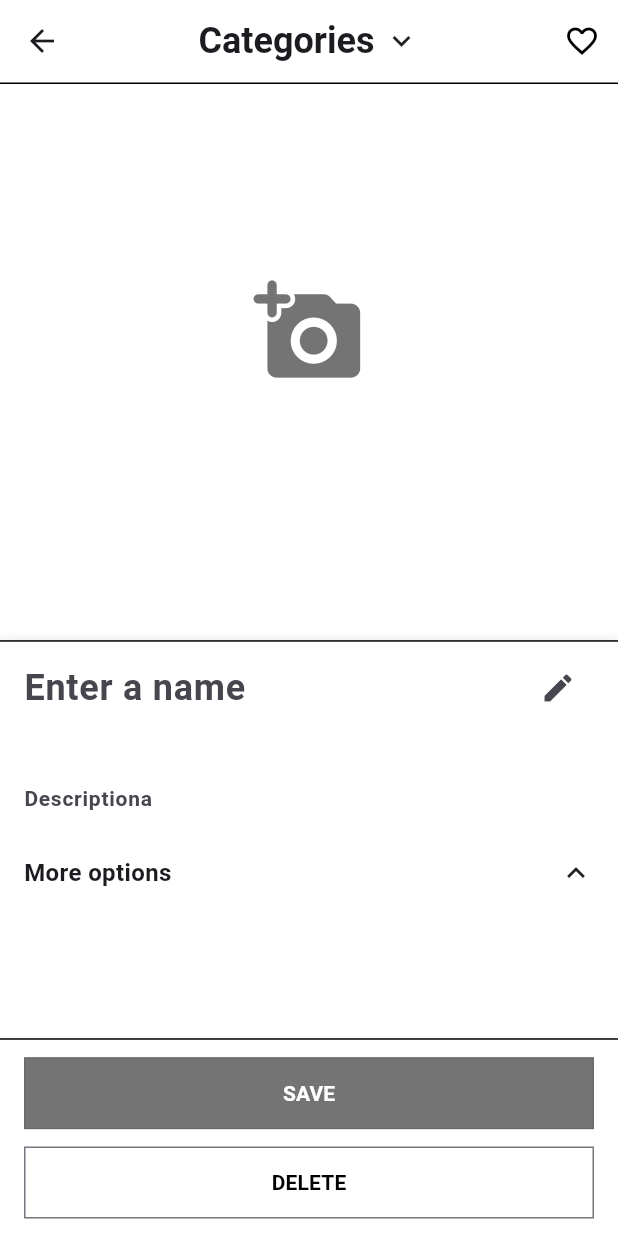
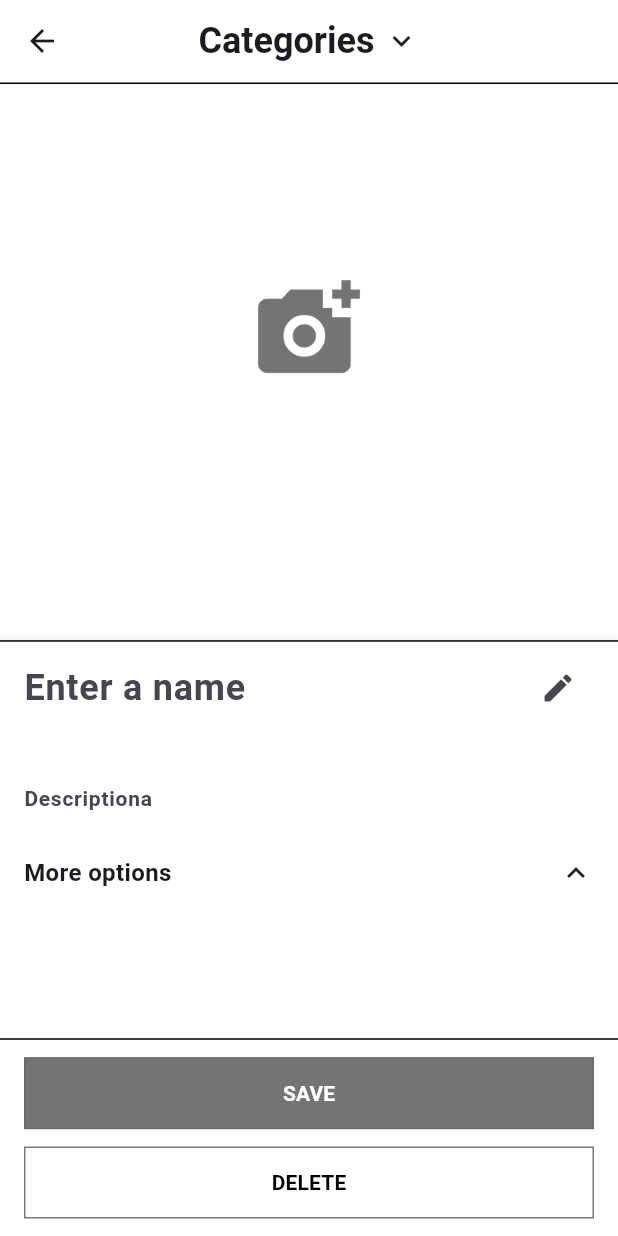
Before and after one commit to rustam2000-a11y/-a-hundred-things, a Flutter app: the screen it shows once a user with an empty profile is signed in, after a tap on "ADD THINGS", on a phone screen of 412 x 824 dp. Run offline on Flutter 3.47's test engine with Material 3 defaults, Android fonts, the phone set to English and light mode, and no system bars; our stand-ins replace bloc, cloud_firestore, easy_localization, equatable, firebase_auth, firebase_core and 9 more; missing offline and left inert: cropperx, google_ml_kit; accounts and stored records are empty; network calls fail.

Commit message:
refactor: update design in create new thing screen

```diff
--- a/lib/module/things/new_things/create_new_thing_screen.dart
+++ b/lib/module/things/new_things/create_new_thing_screen.dart
@@ -113,7 +113,8 @@ class _CreateNewThingScreenState extends State<CreateNewThingScreen> {
           appBar: NewCustomAppBar(
             showSearchIcon: false,
             showBackButton: false,
-            actionIcon: IconButton(
+            actionIcon: isEditMode
+                ? IconButton(
               icon: Icon(
                 _isFavorite ? Icons.favorite : Icons.favorite_border,
                 color: Colors.black,
@@ -133,16 +134,17 @@ class _CreateNewThingScreenState extends State<CreateNewThingScreen> {
                         .update({'favorites': _isFavorite});
                     await Future<void>.delayed(const Duration(milliseconds: 200));
 
-
                     Navigator.pop(context, true);
                   } catch (e) {
-                      print('Ошибка при обновлении favorites: $e');
+                    print('Error updating favorites: $e');
                   }
                 } else {
                   print('ERROR: existingDocId is null');
                 }
-                }
-            ),
+              },
+            )
+                : null,
+
             logo: WidgetDrawerContainer(
               typ: selectedType,
               onTap: () {
@@ -358,10 +360,13 @@ Widget _buildPlaceholder(double screenWidth) {
       color: Colors.white,
       borderRadius: BorderRadius.circular(20),
     ),
-    child: Icon(
-      Icons.add_a_photo_rounded,
-      color: AppColors.grey,
-      size: screenWidth * 0.18,
+    child: Center(
+      child: Image.asset(
+        'assets/images/camera_icon.png',
+        width: screenWidth * 0.18,
+        height: screenWidth * 0.18,
+        fit: BoxFit.contain,
+      ),
     ),
   );
 }
```
Also changed, not shown: assets/images/camera_icon.png (added). Lines whose indentation alone changed are shown as unchanged.
